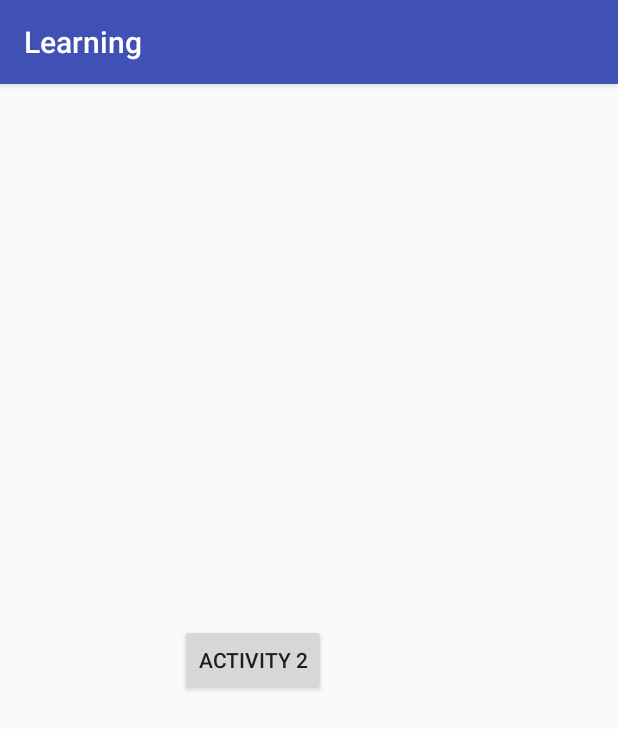
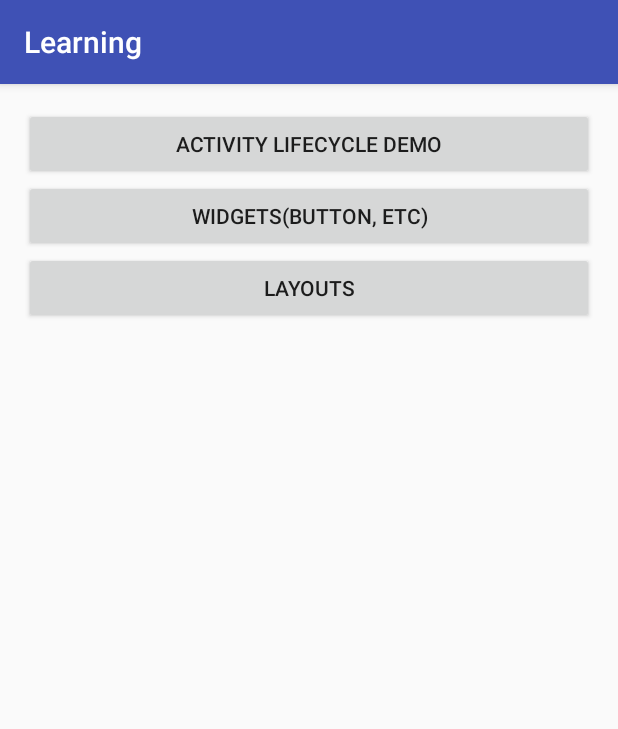
Before and after one commit to rodriguesnavil/Learning_Android, an Android app: the screen it shows after launch (Activity1 before the commit, MainActivity after it), on a phone screen of 412 x 824 dp. Shown: the top 729 px of the screen. Run offline under Robolectric (Android 15) with nearby library versions, the phone set to English and light mode, and no system bars.

Commit message:
Added  2 new task one for Layout and other for layout. Two activity added to perofrm this task. Only Layout.xml  file are written

```diff
--- a/app/src/main/res/layout/activity_main.xml
+++ b/app/src/main/res/layout/activity_main.xml
@@ -1,18 +1,45 @@
 <?xml version="1.0" encoding="utf-8"?>
-<android.support.constraint.ConstraintLayout xmlns:android="http://schemas.android.com/apk/res/android"
+<ScrollView xmlns:android="http://schemas.android.com/apk/res/android"
     xmlns:app="http://schemas.android.com/apk/res-auto"
     xmlns:tools="http://schemas.android.com/tools"
     android:layout_width="match_parent"
     android:layout_height="match_parent"
     tools:context="com.data.learning.learning.MainActivity">
 
-    <TextView
-        android:layout_width="wrap_content"
-        android:layout_height="wrap_content"
-        android:text="Hello World!"
-        app:layout_constraintBottom_toBottomOf="parent"
-        app:layout_constraintLeft_toLeftOf="parent"
-        app:layout_constraintRight_toRightOf="parent"
-        app:layout_constraintTop_toTopOf="parent" />
+        <RelativeLayout
+        android:layout_width="match_parent"
+        android:layout_height="match_parent"
+        android:layout_margin="@dimen/standard_margin"
+        >
 
-</android.support.constraint.ConstraintLayout>
+        <Button
+            android:layout_width="match_parent"
+            android:layout_height="wrap_content"
+            android:id="@+id/actlifecycle"
+            android:text="@string/task1"
+            android:onClick="goToActivity"
+            />
+
+        <Button
+            android:layout_width="match_parent"
+            android:layout_height="wrap_content"
+            android:id="@+id/ui"
+            android:layout_below="@+id/actlifecycle"
+            android:text="@string/task2"
+            android:onClick="goToActivity"
+            />
+
+        <Button
+            android:layout_width="match_parent"
+            android:layout_height="wrap_content"
+            android:id="@+id/layout"
+            android:layout_below="@+id/ui"
+            android:text="@string/task3"
+            android:onClick="goToActivity"
+            />
+
+
+    </RelativeLayout>
+
+
+</ScrollView>
--- /dev/null
+++ b/app/src/main/res/values/dimens.xml
@@ -0,0 +1,4 @@
+<?xml version="1.0" encoding="utf-8"?>
+<resources>
+    <dimen name="standard_margin">16dp</dimen>
+</resources>
--- a/app/src/main/res/values/strings.xml
+++ b/app/src/main/res/values/strings.xml
@@ -1,4 +1,7 @@
 <resources>
     <string name="app_name">Learning</string>
     <string name="activity_2">Activity 2</string>
+    <string name="task1">Activity LifeCycle Demo</string>
+    <string name="task3">Layouts</string>
+    <string name="task2">Widgets(Button, etc)</string>
 </resources>
```
Also changed, not shown: app/src/main/AndroidManifest.xml (+3 -4 lines), app/src/main/java/com/data/learning/learning/MainActivity.java (+54 -41 lines), app/src/main/java/com/data/learning/learning/layout/LayoutActivity.java (added, +17 -0 lines), app/src/main/res/layout/layout_activity.xml (added, +9 -0 lines).
